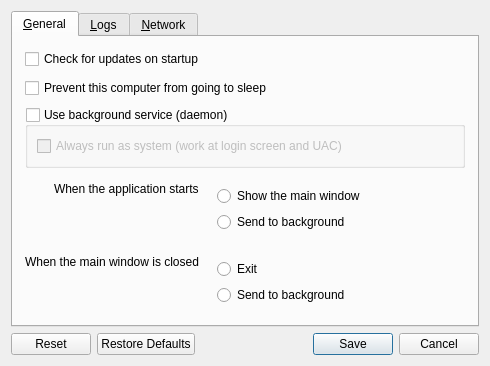
First picture: the form in src/lib/gui/dialogs/SettingsDialog.ui, repository zgpbloodwolf/deskflow, before the edit.
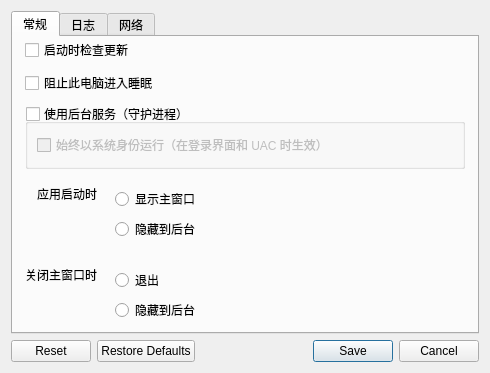
Second picture: the form after the edit. Icons and pictures are not drawn.

Commit message:
chore: 完成所有界面文本的简体中文本地化更新
将软件UI、弹窗、对话框中的英文文本全部替换为简体中文翻译，同时更新翻译文件中的条目，标记旧翻译为过时/已移除状态并补充新的翻译内容。

```diff
--- a/src/lib/gui/dialogs/SettingsDialog.ui
+++ b/src/lib/gui/dialogs/SettingsDialog.ui
@@ -27,7 +27,7 @@
     <widget class="QTabWidget" name="tabWidget">
      <widget class="QWidget" name="tabGeneral">
       <attribute name="title">
-       <string>&amp;General</string>
+       <string>常规</string>
       </attribute>
       <layout class="QVBoxLayout" name="verticalLayout_6">
        <property name="spacing">
@@ -61,14 +61,14 @@
        <item>
         <widget class="QCheckBox" name="cbAutoUpdate">
          <property name="text">
-          <string>Check for updates on startup</string>
+          <string>启动时检查更新</string>
          </property>
         </widget>
        </item>
        <item>
         <widget class="QCheckBox" name="cbPreventSleep">
          <property name="text">
-          <string>Prevent this computer from going to sleep</string>
+          <string>阻止此电脑进入睡眠</string>
          </property>
         </widget>
        </item>
@@ -78,7 +78,7 @@
           <bool>true</bool>
          </property>
          <property name="title">
-          <string>Use background service (daemon)</string>
+          <string>使用后台服务（守护进程）</string>
          </property>
          <property name="checkable">
           <bool>true</bool>
@@ -90,7 +90,7 @@
           <item row="1" column="0">
            <widget class="QCheckBox" name="cbElevateDaemon">
             <property name="text">
-             <string>Always run as system (work at login screen and UAC)</string>
+             <string>始终以系统身份运行（在登录界面和 UAC 时生效）</string>
             </property>
             <property name="autoExclusive">
              <bool>false</bool>
@@ -123,7 +123,7 @@
          <item row="0" column="0">
           <widget class="QLabel" name="label_3">
            <property name="text">
-            <string>When the application starts</string>
+            <string>应用启动时</string>
            </property>
           </widget>
          </item>
@@ -133,14 +133,14 @@
             <item>
              <widget class="QRadioButton" name="rbShowOnStart">
               <property name="text">
-               <string>Show the main window</string>
+               <string>显示主窗口</string>
               </property>
              </widget>
             </item>
             <item>
              <widget class="QRadioButton" name="rbAutoHide">
               <property name="text">
-               <string>Send to background</string>
+               <string>隐藏到后台</string>
               </property>
              </widget>
             </item>
@@ -150,7 +150,7 @@
          <item row="1" column="0">
           <widget class="QLabel" name="label">
            <property name="text">
-            <string>When the main window is closed</string>
+            <string>关闭主窗口时</string>
            </property>
            <property name="alignment">
             <set>Qt::AlignmentFlag::AlignRight|Qt::AlignmentFlag::AlignTrailing|Qt::AlignmentFlag::AlignVCenter</set>
@@ -163,14 +163,14 @@
             <item>
              <widget class="QRadioButton" name="rbExitOnClose">
               <property name="text">
-               <string>Exit</string>
+               <string>退出</string>
               </property>
              </widget>
             </item>
             <item>
              <widget class="QRadioButton" name="rbCloseToTray">
               <property name="text">
-               <string>Send to background</string>
+               <string>隐藏到后台</string>
               </property>
              </widget>
             </item>
@@ -196,7 +196,7 @@
      </widget>
      <widget class="QWidget" name="tabLog">
       <attribute name="title">
-       <string>&amp;Logs</string>
+       <string>日志</string>
       </attribute>
       <layout class="QVBoxLayout" name="verticalLayout">
        <property name="spacing">
@@ -405,7 +405,7 @@
      </widget>
      <widget class="QWidget" name="tabNetwork">
       <attribute name="title">
-       <string>&amp;Network</string>
+       <string>网络</string>
       </attribute>
       <layout class="QVBoxLayout" name="verticalLayout_7">
        <property name="spacing">
```
Left out of the diff: 22 changed lines with no effect on the pictures. The commit also changes 3 other files.
